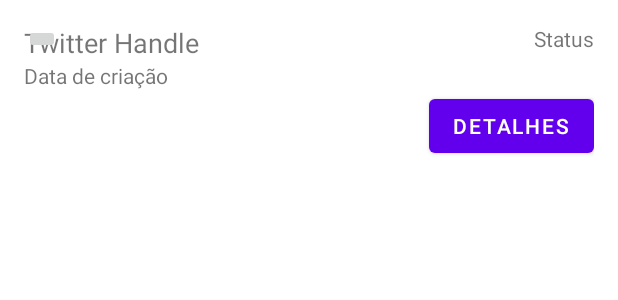
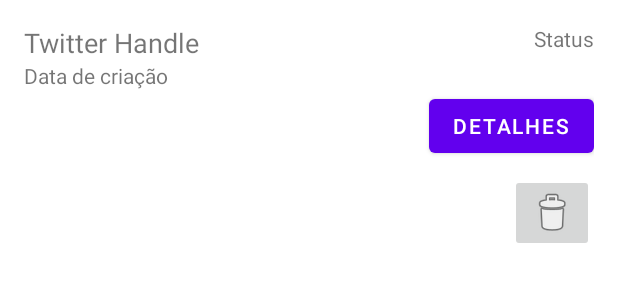
Before and after one commit to Serbatinho/Sprint-4-Mobile, an Android app: the layout report_item.xml on its own in the app's theme, with its tools: preview values and no code run, on a phone screen of 412 x 824 dp. Shown: the top 300 px of the screen. Run offline under Robolectric (Android 15) with nearby library versions, the phone set to English and light mode, and no system bars.

```diff
--- a/app/src/main/res/layout/report_item.xml
+++ b/app/src/main/res/layout/report_item.xml
@@ -43,7 +43,10 @@
         android:id="@+id/delete_button"
         android:layout_width="wrap_content"
         android:layout_height="wrap_content"
-        android:contentDescription="Deletar"
+        android:src="@android:drawable/ic_menu_delete"
+        android:contentDescription="Deletar relatório"
+        app:layout_constraintTop_toBottomOf="@id/details_button"
+        app:layout_constraintEnd_toEndOf="parent"
+        android:layout_marginTop="8dp" />
 
-        />
 </androidx.constraintlayout.widget.ConstraintLayout>
```
Also changed, not shown: app/src/main/java/br/com/fiap/innov8tech/ui/dashboard/DashboardViewModel.kt (+3 -12 lines).
